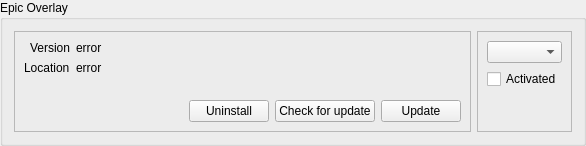
Above: rare/ui/components/tabs/games/integrations/eos_widget.ui from RareDevs/Rare before the change. Below: the same form after it.
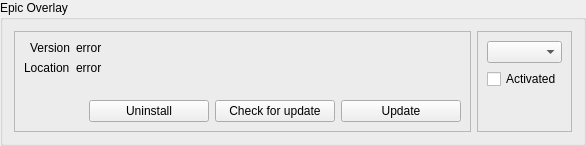
That is the form after the change.

Commit message: EOSGroup: Use UI membership instead of double inheritance

```diff
--- a/rare/ui/components/tabs/games/integrations/eos_widget.ui
+++ b/rare/ui/components/tabs/games/integrations/eos_widget.ui
@@ -90,16 +90,10 @@
          </item>
          <item>
           <widget class="QPushButton" name="uninstall_button">
-           <property name="sizePolicy">
-            <sizepolicy hsizetype="Preferred" vsizetype="Minimum">
-             <horstretch>0</horstretch>
-             <verstretch>0</verstretch>
-            </sizepolicy>
-           </property>
-           <property name="maximumSize">
+           <property name="minimumSize">
             <size>
-             <width>150</width>
-             <height>16777215</height>
+             <width>120</width>
+             <height>0</height>
             </size>
            </property>
            <property name="text">
@@ -109,16 +103,10 @@
          </item>
          <item>
           <widget class="QPushButton" name="update_check_button">
-           <property name="sizePolicy">
-            <sizepolicy hsizetype="Preferred" vsizetype="Minimum">
-             <horstretch>0</horstretch>
-             <verstretch>0</verstretch>
-            </sizepolicy>
-           </property>
-           <property name="maximumSize">
+           <property name="minimumSize">
             <size>
-             <width>150</width>
-             <height>16777215</height>
+             <width>120</width>
+             <height>0</height>
             </size>
            </property>
            <property name="text">
@@ -128,16 +116,10 @@
          </item>
          <item>
           <widget class="QPushButton" name="update_button">
-           <property name="sizePolicy">
-            <sizepolicy hsizetype="Preferred" vsizetype="Minimum">
-             <horstretch>0</horstretch>
-             <verstretch>0</verstretch>
-            </sizepolicy>
-           </property>
-           <property name="maximumSize">
+           <property name="minimumSize">
             <size>
-             <width>150</width>
-             <height>16777215</height>
+             <width>120</width>
+             <height>0</height>
             </size>
            </property>
            <property name="text">
```
Left out of the diff: 24 changed lines with no effect on the pictures. The commit also changes 2 other files.
